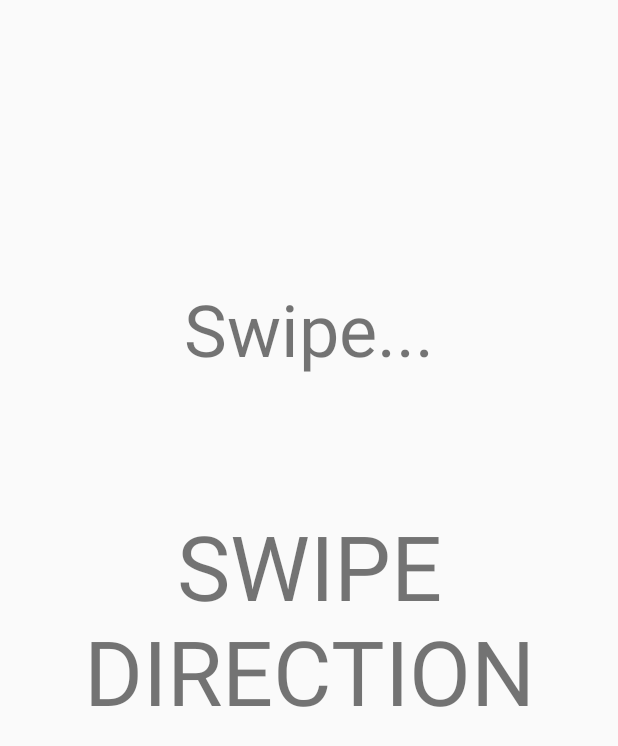
After one commit to Hermanio/puzzle-alarm-clock, an Android app: the layout activity_swiping.xml on its own in the app's theme, with its tools: preview values and no code run, on a phone screen of 412 x 824 dp. The commit adds this screen. Shown: the top 746 px of the screen. Run offline under Robolectric (Android 15) with nearby library versions, the phone set to English and light mode, and no system bars.

Commit message:
added swipe gesture based alarm clock type

```diff
--- a/PuzzleAlarmClock/app/src/main/AndroidManifest.xml
+++ b/PuzzleAlarmClock/app/src/main/AndroidManifest.xml
@@ -32,7 +32,8 @@
         </activity>
         <activity android:name=".alarmtypes.TrueOrFalseActivity">
         </activity>
-
+        <activity android:name=".alarmtypes.SwipingActivity">
+        </activity>
         <service android:name=".service.ActivityRecognizedService" />
     </application>
 
--- a/PuzzleAlarmClock/app/src/main/java/ee/unapuu/herman/puzzlealarmclock/MainActivity.java
+++ b/PuzzleAlarmClock/app/src/main/java/ee/unapuu/herman/puzzlealarmclock/MainActivity.java
@@ -9,6 +9,7 @@ import android.util.Log;
 import android.view.View;
 import android.widget.TextView;
 
+import ee.unapuu.herman.puzzlealarmclock.alarmtypes.SwipingActivity;
 import ee.unapuu.herman.puzzlealarmclock.alarmtypes.TrueOrFalseActivity;
 import ee.unapuu.herman.puzzlealarmclock.alarmtypes.WalkAroundActivity;
 
@@ -25,7 +26,7 @@ public class MainActivity extends Activity {
         setContentView(R.layout.activity_main);
 
         //debugging
-        Intent intent = new Intent(MainActivity.this, TrueOrFalseActivity.class);
+        Intent intent = new Intent(MainActivity.this, SwipingActivity.class);
         startActivity(intent);
     }
 
--- /dev/null
+++ b/PuzzleAlarmClock/app/src/main/res/drawable/ripple_drawable_correct.xml
@@ -0,0 +1,7 @@
+<?xml version="1.0" encoding="utf-8"?>
+<ripple xmlns:android="http://schemas.android.com/apk/res/android"
+    android:color="#2e7d32">
+    <item
+        android:id="@android:id/mask"
+        android:drawable="@android:color/white" />
+</ripple>
--- /dev/null
+++ b/PuzzleAlarmClock/app/src/main/res/layout/activity_swiping.xml
@@ -0,0 +1,38 @@
+<?xml version="1.0" encoding="utf-8"?>
+<android.support.constraint.ConstraintLayout xmlns:android="http://schemas.android.com/apk/res/android"
+    xmlns:app="http://schemas.android.com/apk/res-auto"
+    xmlns:tools="http://schemas.android.com/tools"
+    android:id="@+id/swipingActivityLayout"
+    android:layout_width="match_parent"
+    android:layout_height="match_parent"
+    android:background="@drawable/ripple_drawable_correct"
+    >
+
+    <TextView
+        android:id="@+id/swipeDirectionTextView"
+        android:layout_width="match_parent"
+        android:layout_height="wrap_content"
+        android:text="swipe direction"
+        android:textAlignment="center"
+        android:textAllCaps="true"
+        android:textSize="60sp"
+        app:layout_constraintBottom_toBottomOf="parent"
+        app:layout_constraintLeft_toLeftOf="parent"
+        app:layout_constraintRight_toRightOf="parent"
+        app:layout_constraintTop_toTopOf="parent" />
+
+    <TextView
+        android:id="@+id/textView5"
+        android:layout_width="match_parent"
+        android:layout_height="wrap_content"
+        android:layout_marginBottom="8dp"
+        android:layout_marginTop="8dp"
+        android:text="Swipe..."
+        android:textAlignment="center"
+        android:textSize="48sp"
+        app:layout_constraintBottom_toBottomOf="parent"
+        app:layout_constraintLeft_toLeftOf="parent"
+        app:layout_constraintRight_toRightOf="parent"
+        app:layout_constraintTop_toTopOf="parent"
+        app:layout_constraintVertical_bias="0.24000001" />
+</android.support.constraint.ConstraintLayout>
```
Also changed, not shown: PuzzleAlarmClock/app/src/main/java/ee/unapuu/herman/puzzlealarmclock/alarmtypes/SwipingActivity.java (added, +98 -0 lines), PuzzleAlarmClock/app/src/main/java/ee/unapuu/herman/puzzlealarmclock/alarmtypes/TrueOrFalseActivity.java (+7 -1 lines), PuzzleAlarmClock/app/src/main/java/ee/unapuu/herman/puzzlealarmclock/misc/OnSwipeListener.java (added, +127 -0 lines), PuzzleAlarmClock/app/src/main/res/drawable/ripple_drawable_incorrect.xml (added, +7 -0 lines).
